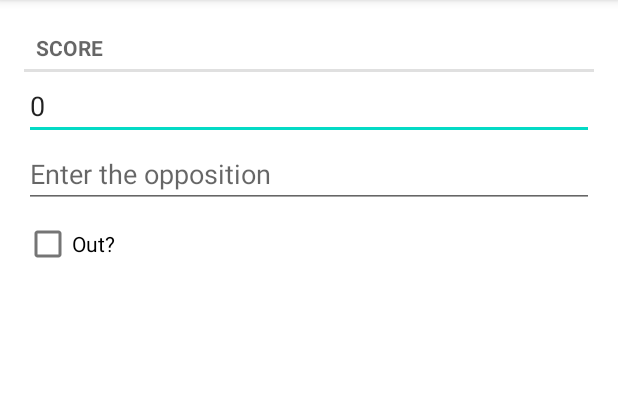
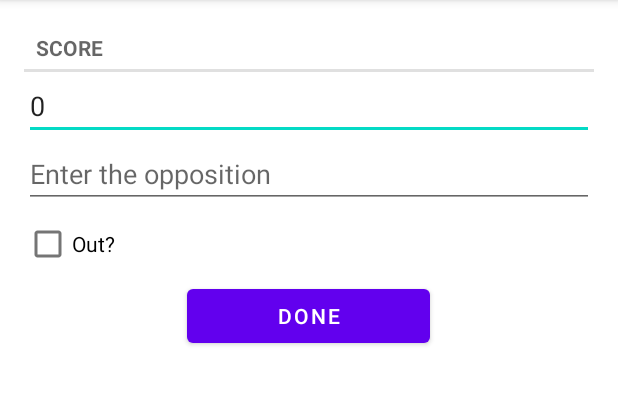
Before and after one commit to vpritamani/finalprojectbattingaverage, an Android app: the screen it shows after launch (ScoreActivity), after a tap on "NEW SCORE", on a phone screen of 412 x 824 dp, the part 84-489 px from its top. Run offline under Robolectric (Android 15) with nearby library versions, the phone set to English and light mode, and no system bars.

Commit message:
Created A Done Button that one can press when they input their score - more intuitive than pressing the add button on the top left though it has the same functionality

```diff
--- a/app/src/main/java/com/example/finalprojectbattingaverage/ScoreFragment.java
+++ b/app/src/main/java/com/example/finalprojectbattingaverage/ScoreFragment.java
@@ -11,6 +11,7 @@ import android.view.MenuInflater;
 import android.view.MenuItem;
 import android.view.View;
 import android.view.ViewGroup;
+import android.widget.Button;
 import android.widget.CheckBox;
 import android.widget.CompoundButton;
 import android.widget.EditText;
@@ -36,6 +37,7 @@ public class ScoreFragment extends Fragment {
 
     private EditText mScoreField;
     private EditText mOppositionField;
+    private Button mDoneButton;
     private Score mScore;
     private CheckBox mSolvedCheckBox;
 
@@ -117,6 +119,14 @@ public class ScoreFragment extends Fragment {
             fragment = new ScoreFragment();
             fm.beginTransaction().add(R.id.fragment_container, fragment).commit();
         }
+        mDoneButton = (Button) v.findViewById(R.id.buttonToReturn);
+        mDoneButton.setOnClickListener(new View.OnClickListener(){
+            @Override
+            public void onClick(View v){
+                Intent myIntent = new Intent(getContext(), ScoreListActivity.class);
+                startActivityForResult(myIntent, 0);
+            }
+        });
         return v;
     }
     @Override
--- a/app/src/main/res/layout/fragment_score.xml
+++ b/app/src/main/res/layout/fragment_score.xml
@@ -27,4 +27,11 @@
         android:layout_height="wrap_content"
         android:text="@string/out_or_not_label"/>
 
+    <Button
+        android:id="@+id/buttonToReturn"
+        android:layout_width="162dp"
+        android:layout_height="wrap_content"
+        android:layout_gravity="center"
+        android:text="Done"></Button>
+
 </LinearLayout>
```
